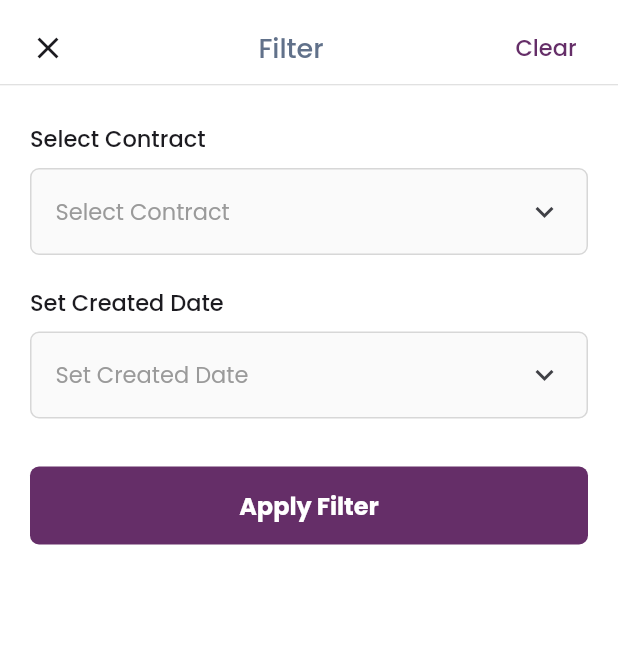
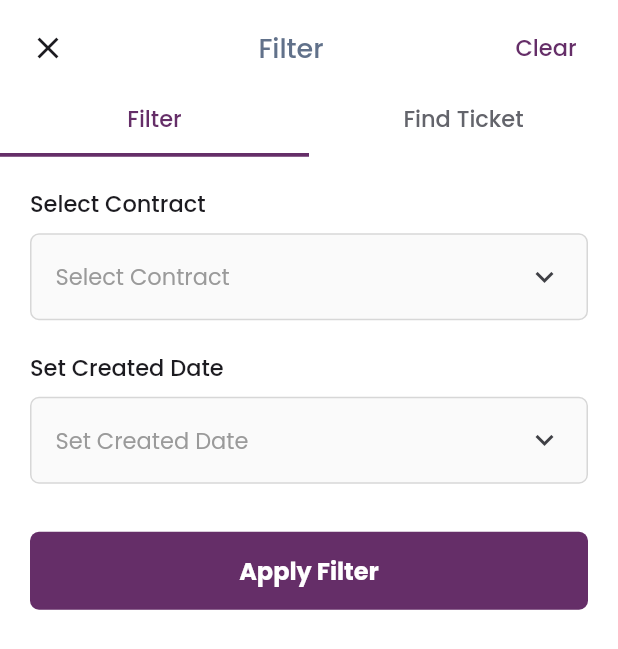
Before and after one commit to Santhosh-Flutter-Developer/Iungo, a Flutter app: the PrFilterPage screen opened directly with empty values, on a phone screen of 412 x 824 dp. Shown: the top 649 px of the screen. Run offline on Flutter 3.47's test engine with Material 3 defaults, Android fonts, the phone set to English and light mode, and no system bars; our stand-ins replace dio, equatable, file_picker, geocoding, geolocator, get and 4 more; missing offline and left inert: mobile_scanner, pdfx; accounts and stored records are empty.

Commit message:
feat: filter ui added

```diff
--- a/lib/core/translations/app_translations.dart
+++ b/lib/core/translations/app_translations.dart
@@ -328,6 +328,8 @@ class AppTranslations extends Translations {
       'pr_unit_price': 'Unit Price',
       'pr_select_contract': 'Select Contract',
       'pr_search_hint': 'Search PR Number or Contract',
+      'pr_number': 'PR Number',
+      'find_pr_by_number': 'Find PR by Number',
       'pr_add_purchase_request': 'Add Purchase Request',
       'pr_contract_code': 'Contract Code',
       'pr_select_contract_code': 'Select Contract Code',
@@ -673,6 +675,8 @@ class AppTranslations extends Translations {
       'pr_unit_price': 'سعر الوحدة',
       'pr_select_contract': 'اختر العقد',
       'pr_search_hint': 'ابحث برقم الطلب أو العقد',
+      'pr_number': 'رقم الطلب',
+      'find_pr_by_number': 'البحث عن طلب الشراء بالرقم',
       'pr_add_purchase_request': 'إضافة طلب شراء',
       'pr_contract_code': 'رمز العقد',
       'pr_select_contract_code': 'اختر رمز العقد',
--- a/lib/features/purchase_request/presentation/controllers/pr_filter_controller_like.dart
+++ b/lib/features/purchase_request/presentation/controllers/pr_filter_controller_like.dart
@@ -3,12 +3,14 @@ import 'package:iungo/features/purchase_request/domain/entities/purchase_request
 
 /// The subset of [PrDashboardController] that [PrFilterPage] actually
 /// needs — mirrors `InventoryRequestFilterControllerLike` so the same
-/// Filter screen pattern can later drive a live, API-backed controller
-/// too.
+/// two-tab ("Filter" / "Find Ticket") screen pattern can later drive a
+/// live, API-backed controller too.
 abstract class PrFilterControllerLike {
   Rx<PurchaseRequestFilter> get filter;
+  Rxn<String> get findPrNumber;
   List<String> get contractOptions;
 
   void applyFilter(PurchaseRequestFilter newFilter);
   void clearFilter();
+  void findTicket(String prNumber);
 }
--- a/lib/features/purchase_request/presentation/pages/pr_filter_page.dart
+++ b/lib/features/purchase_request/presentation/pages/pr_filter_page.dart
@@ -6,11 +6,10 @@ import 'package:iungo/features/purchase_request/presentation/controllers/pr_filt
 import 'package:iungo/features/service_request/presentation/pages/due_date_range_page.dart';
 import 'package:iungo/features/service_request/presentation/widgets/filter_select_field.dart';
 
-/// "Filter" screen for the PR Dashboard — Contract and Created-date
-/// range, matching exactly what was asked for. Mirrors
-/// `InventoryRequestFilterPage`'s single "Filter" tab (no Find Ticket
-/// tab here, since the PR Dashboard has its own dedicated Search
-/// screen instead).
+/// "Filter" screen for the PR Dashboard — two tabs, mirroring
+/// `InventoryRequestFilterPage`/`WorkOrderFilterPage` exactly: "Filter"
+/// (Contract + Created-date range + Apply) and "Find Ticket" (lookup
+/// by PR Number).
 ///
 /// Driven by [PrFilterControllerLike] rather than the concrete
 /// controller, so the same screen can later drive a live, API-backed
@@ -32,11 +31,28 @@ class PrFilterPage extends StatefulWidget {
   State<PrFilterPage> createState() => _PrFilterPageState();
 }
 
-class _PrFilterPageState extends State<PrFilterPage> {
+class _PrFilterPageState extends State<PrFilterPage>
+    with SingleTickerProviderStateMixin {
+  late final TabController _tabController =
+      TabController(length: 2, vsync: this);
+
   late PurchaseRequestFilter _draft = widget.controller.filter.value;
+  late final _prNumberController = TextEditingController(
+    text: widget.controller.findPrNumber.value ?? '',
+  );
+
+  @override
+  void dispose() {
+    _tabController.dispose();
+    _prNumberController.dispose();
+    super.dispose();
+  }
 
   void _clear() {
-    setState(() => _draft = const PurchaseRequestFilter());
+    setState(() {
+      _draft = const PurchaseRequestFilter();
+      _prNumberController.clear();
+    });
     widget.controller.clearFilter();
     Get.back();
   }
@@ -58,6 +74,13 @@ class _PrFilterPageState extends State<PrFilterPage> {
 
   void _applyFilter() {
     widget.controller.applyFilter(_draft);
+    Get.back();
+  }
+
+  void _findTicket() {
+    final prNumber = _prNumberController.text.trim();
+    if (prNumber.isEmpty) return;
+    widget.controller.findTicket(prNumber);
     Get.back();
   }
 
@@ -108,10 +131,43 @@ class _PrFilterPageState extends State<PrFilterPage> {
                 ],
               ),
             ),
-            const Divider(color: AppColors.divider, height: 1),
+            TabBar(
+              controller: _tabController,
+              labelColor: AppColors.primary,
+              unselectedLabelColor: AppColors.textMuted,
+              indicatorColor: AppColors.primary,
+              indicatorWeight: 2.5,
+              labelStyle: const TextStyle(
+                fontSize: 15,
+                fontWeight: FontWeight.w500,
+              ),
+              unselectedLabelStyle: const TextStyle(
+                fontSize: 15,
+                fontWeight: FontWeight.w500,
+              ),
+              tabs: [
+                Tab(text: 'filter'.tr),
+                Tab(text: 'find_ticket'.tr),
+              ],
+            ),
             Expanded(
-              child: SingleChildScrollView(
-                padding: const EdgeInsets.fromLTRB(20, 24, 20, 24),
+              child: TabBarView(
+                controller: _tabController,
+                children: [
+                  _buildFilterTab(),
+                  _buildFindTicketTab(),
+                ],
+              ),
+            ),
+          ],
+        ),
+      ),
+    );
+  }
+
+  Widget _buildFilterTab() {
+    return SingleChildScrollView(
+      padding: const EdgeInsets.fromLTRB(20, 20, 20, 24),
       child: Column(
         crossAxisAlignment: CrossAxisAlignment.stretch,
         children: [
@@ -139,8 +195,8 @@ class _PrFilterPageState extends State<PrFilterPage> {
             onTap: _pickCreatedDateRange,
             child: Container(
               width: double.infinity,
-                        padding: const EdgeInsets.symmetric(
-                            horizontal: 16, vertical: 16),
+              padding:
+                  const EdgeInsets.symmetric(horizontal: 16, vertical: 16),
               decoration: BoxDecoration(
                 color: AppColors.inputFill,
                 borderRadius: BorderRadius.circular(6),
@@ -152,8 +208,8 @@ class _PrFilterPageState extends State<PrFilterPage> {
                     child: Text(
                       _draft.createdDateStart == null
                           ? 'set_created_date'.tr
-                                    : _fmtRange(_draft.createdDateStart,
-                                        _draft.createdDateEnd),
+                          : _fmtRange(
+                              _draft.createdDateStart, _draft.createdDateEnd),
                       style: TextStyle(
                         fontSize: 15,
                         color: _draft.createdDateStart == null
@@ -165,8 +221,7 @@ class _PrFilterPageState extends State<PrFilterPage> {
                   if (_draft.createdDateStart != null)
                     InkWell(
                       onTap: () => setState(
-                                  () => _draft =
-                                      _draft.copyWith(clearCreatedDate: true),
+                        () => _draft = _draft.copyWith(clearCreatedDate: true),
                       ),
                       child: const Icon(Icons.close,
                           size: 18, color: AppColors.inputIcon),
@@ -188,11 +243,45 @@ class _PrFilterPageState extends State<PrFilterPage> {
           ),
         ],
       ),
+    );
+  }
+
+  Widget _buildFindTicketTab() {
+    return SingleChildScrollView(
+      padding: const EdgeInsets.fromLTRB(20, 20, 20, 24),
+      child: Column(
+        crossAxisAlignment: CrossAxisAlignment.stretch,
+        children: [
+          Text(
+            'find_pr_by_number'.tr,
+            style: const TextStyle(
+              fontSize: 15,
+              fontWeight: FontWeight.w500,
+              color: AppColors.textDark,
+            ),
+          ),
+          const SizedBox(height: 8),
+          TextField(
+            controller: _prNumberController,
+            style: const TextStyle(fontSize: 15, color: AppColors.textDark),
+            decoration: InputDecoration(
+              hintText: 'pr_number'.tr,
+              focusedBorder: OutlineInputBorder(
+                borderRadius: BorderRadius.circular(6),
+                borderSide: const BorderSide(color: AppColors.primary, width: 1.4),
+              ),
+            ),
+          ),
+          const SizedBox(height: 32),
+          SizedBox(
+            height: 52,
+            child: ElevatedButton(
+              onPressed: _findTicket,
+              child: Text('find_ticket'.tr),
             ),
           ),
         ],
       ),
-      ),
     );
   }
 }
```
Also changed, not shown: lib/features/purchase_request/domain/entities/pr_search_scope.dart (added, +23 -0 lines), lib/features/purchase_request/presentation/controllers/pr_dashboard_controller.dart (+19 -1 lines), lib/features/purchase_request/presentation/controllers/pr_search_controller.dart (+27 -11 lines), lib/features/purchase_request/presentation/pages/pr_search_page.dart (+65 -4 lines). Lines whose indentation alone changed are shown as unchanged.
